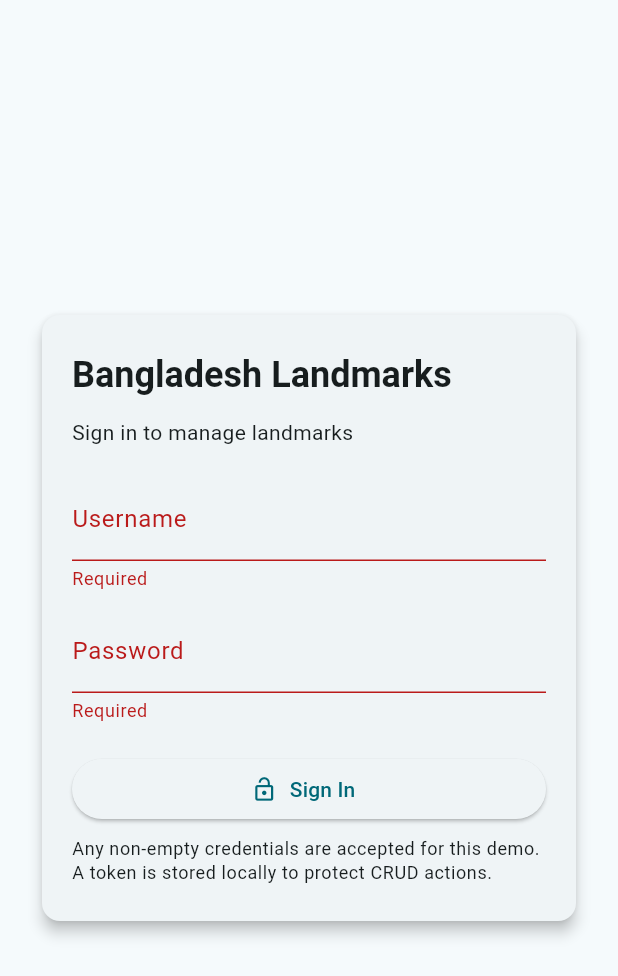
After one commit to theHasanMahmud/Bangladesh-Landmark-Management-Mobile-App, a Flutter app: the LoginScreen screen opened directly, after a tap on "Sign In", on a phone screen of 412 x 824 dp. The commit adds this screen. Shown: the top 976 px of the screen. Run offline on Flutter 3.47's test engine with Material 3 defaults, Android fonts, the phone set to English and light mode, and no system bars; our stand-ins replace cached_network_image, flutter_map, image_picker, latlong2, shared_preferences, sqflite; accounts and stored records are empty; network calls fail; statements that could not run were skipped.

Commit message:
feat: add login gate and secured API headers

```diff
--- /dev/null
+++ b/lib/screens/login_screen.dart
@@ -0,0 +1,96 @@
+import 'package:flutter/material.dart';
+
+import '../services/auth_service.dart';
+
+class LoginScreen extends StatefulWidget {
+  const LoginScreen({super.key});
+
+  @override
+  State<LoginScreen> createState() => _LoginScreenState();
+}
+
+class _LoginScreenState extends State<LoginScreen> {
+  final _formKey = GlobalKey<FormState>();
+  final _userCtl = TextEditingController();
+  final _passCtl = TextEditingController();
+  bool _loading = false;
+  String? _error;
+
+  @override
+  void dispose() {
+    _userCtl.dispose();
+    _passCtl.dispose();
+    super.dispose();
+  }
+
+  Future<void> _submit() async {
+    if (!_formKey.currentState!.validate()) return;
+    setState(() {
+      _loading = true;
+      _error = null;
+    });
+    final ok = await AuthService().login(_userCtl.text.trim(), _passCtl.text);
+    if (!mounted) return;
+    if (ok) {
+      ScaffoldMessenger.of(context).showSnackBar(const SnackBar(content: Text('Logged in')));
+    } else {
+      setState(() => _error = 'Invalid credentials');
+    }
+    setState(() => _loading = false);
+  }
+
+  @override
+  Widget build(BuildContext context) {
+    final theme = Theme.of(context);
+    return Scaffold(
+      body: Center(
+        child: ConstrainedBox(
+          constraints: const BoxConstraints(maxWidth: 420),
+          child: Padding(
+            padding: const EdgeInsets.all(24.0),
+            child: Card(
+              elevation: 4,
+              child: Padding(
+                padding: const EdgeInsets.symmetric(horizontal: 20, vertical: 24),
+                child: Form(
+                  key: _formKey,
+                  child: Column(
+                    mainAxisSize: MainAxisSize.min,
+                    crossAxisAlignment: CrossAxisAlignment.stretch,
+                    children: [
+                      Text('Bangladesh Landmarks', style: theme.textTheme.headlineSmall?.copyWith(fontWeight: FontWeight.bold)),
+                      const SizedBox(height: 12),
+                      Text('Sign in to manage landmarks', style: theme.textTheme.bodyMedium),
+                      const SizedBox(height: 20),
+                      TextFormField(
+                        controller: _userCtl,
+                        decoration: const InputDecoration(labelText: 'Username'),
+                        validator: (v) => v == null || v.trim().isEmpty ? 'Required' : null,
+                      ),
+                      const SizedBox(height: 12),
+                      TextFormField(
+                        controller: _passCtl,
+                        obscureText: true,
+                        decoration: const InputDecoration(labelText: 'Password'),
+                        validator: (v) => v == null || v.isEmpty ? 'Required' : null,
+                      ),
+                      if (_error != null) Padding(padding: const EdgeInsets.only(top: 8), child: Text(_error!, style: const TextStyle(color: Colors.red))),
+                      const SizedBox(height: 20),
+                      ElevatedButton.icon(
+                        onPressed: _loading ? null : _submit,
+                        icon: _loading ? const SizedBox(width: 16, height: 16, child: CircularProgressIndicator(strokeWidth: 2)) : const Icon(Icons.lock_open),
+                        label: const Text('Sign In'),
+                      ),
+                      const SizedBox(height: 8),
+                      Text('Any non-empty credentials are accepted for this demo. A token is stored locally to protect CRUD actions.', style: theme.textTheme.bodySmall),
+                    ],
+                  ),
+                ),
+              ),
+            ),
+          ),
+        ),
+      ),
+    );
+  }
+}
--- /dev/null
+++ b/lib/services/auth_service.dart
@@ -0,0 +1,41 @@
+import 'dart:async';
+
+import 'package:flutter/foundation.dart';
+import 'package:shared_preferences/shared_preferences.dart';
+
+class AuthService {
+  AuthService._internal();
+  static final AuthService _instance = AuthService._internal();
+  factory AuthService() => _instance;
+
+  static const _tokenKey = 'auth_token';
+  final ValueNotifier<bool> isLoggedIn = ValueNotifier<bool>(false);
+  String? _token;
+
+  String? get token => _token;
+
+  Map<String, String> get authHeaders => _token != null ? {'Authorization': 'Bearer $_token'} : {};
+
+  Future<void> init() async {
+    final prefs = await SharedPreferences.getInstance();
+    _token = prefs.getString(_tokenKey);
+    isLoggedIn.value = _token != null;
+  }
+
+  Future<bool> login(String username, String password) async {
+    if (username.isEmpty || password.isEmpty) return false;
+    // Simulate token generation; in a real app you'd exchange credentials with an auth endpoint.
+    _token = '${username.hashCode}-${password.hashCode}';
+    final prefs = await SharedPreferences.getInstance();
+    await prefs.setString(_tokenKey, _token!);
+    isLoggedIn.value = true;
+    return true;
+  }
+
+  Future<void> logout() async {
+    final prefs = await SharedPreferences.getInstance();
+    await prefs.remove(_tokenKey);
+    _token = null;
+    isLoggedIn.value = false;
+  }
+}
```
Also changed, not shown: lib/main.dart (+37 -3 lines), lib/services/api_service.dart (+11 -4 lines), 1 other file.
